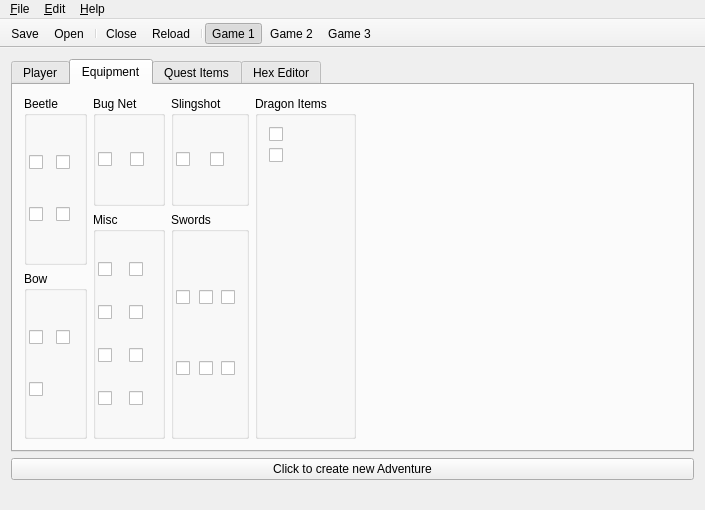
The window that save editor/SS_SaveEditor/forms/mainwindow.ui (Antidote/skyward-sword-save-editor) describes before a commit, drawn with Qt 5.
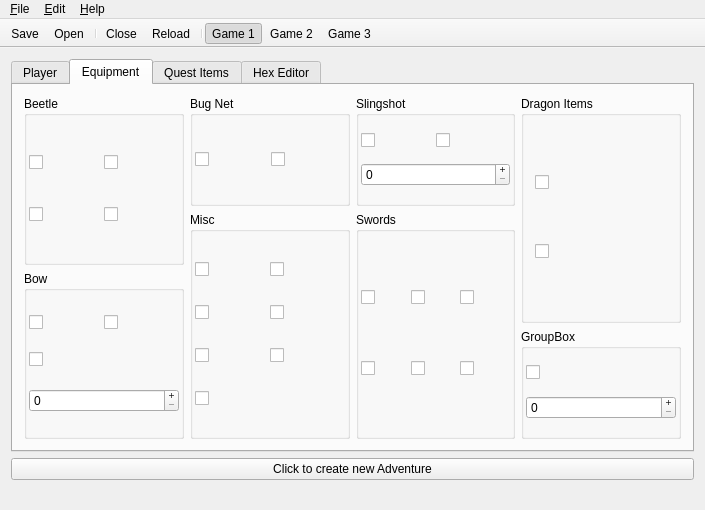
The same window after the commit. The open tabs and pages were chosen to show the change. Icons and pictures are not drawn.

```diff
--- a/save editor/SS_SaveEditor/forms/mainwindow.ui
+++ b/save editor/SS_SaveEditor/forms/mainwindow.ui
@@ -39,7 +39,7 @@
        <enum>QTabWidget::Rounded</enum>
       </property>
       <property name="currentIndex">
-       <number>1</number>
+       <number>2</number>
       </property>
       <widget class="QWidget" name="playerTab">
        <attribute name="title">
@@ -752,7 +752,7 @@
        <attribute name="title">
         <string>Equipment</string>
        </attribute>
-       <layout class="QGridLayout" name="gridLayout_9">
+       <layout class="QGridLayout" name="gridLayout_16">
         <item row="0" column="0" rowspan="3">
          <layout class="QVBoxLayout" name="verticalLayout_4">
           <item>
@@ -931,6 +931,16 @@
                </property>
               </widget>
              </item>
+             <item row="2" column="0" colspan="2">
+              <widget class="QSpinBox" name="arrowAmmoSpinBox">
+               <property name="buttonSymbols">
+                <enum>QAbstractSpinBox::PlusMinus</enum>
+               </property>
+               <property name="maximum">
+                <number>127</number>
+               </property>
+              </widget>
+             </item>
             </layout>
            </widget>
           </item>
@@ -1055,21 +1065,55 @@
              </property>
             </widget>
            </item>
+           <item row="1" column="0" colspan="2">
+            <widget class="QSpinBox" name="seedAmmoSpinBox">
+             <property name="buttonSymbols">
+              <enum>QAbstractSpinBox::PlusMinus</enum>
+             </property>
+             <property name="maximum">
+              <number>127</number>
+             </property>
+            </widget>
+           </item>
           </layout>
          </widget>
         </item>
-        <item row="0" column="4">
-         <spacer name="horizontalSpacer">
-          <property name="orientation">
-           <enum>Qt::Horizontal</enum>
+        <item row="0" column="3" rowspan="2">
+         <widget class="QGroupBox" name="groupBox_5">
+          <property name="title">
+           <string>Dragon Items</string>
           </property>
-          <property name="sizeHint" stdset="0">
-           <size>
-            <width>40</width>
-            <height>20</height>
-           </size>
-          </property>
-         </spacer>
+          <layout class="QGridLayout" name="gridLayout_15">
+           <item row="1" column="0">
+            <widget class="QCheckBox" name="fireEaringsChkBox">
+             <property name="icon">
+              <iconset resource="../resources/resources.qrc">
+               <normaloff>:/Equipment/FireShieldEarings</normaloff>:/Equipment/FireShieldEarings</iconset>
+             </property>
+             <property name="iconSize">
+              <size>
+               <width>48</width>
+               <height>48</height>
+              </size>
+             </property>
+            </widget>
+           </item>
+           <item row="0" column="0">
+            <widget class="QCheckBox" name="dragonScaleChkBox">
+             <property name="icon">
+              <iconset resource="../resources/resources.qrc">
+               <normaloff>:/Equipment/WaterDragonScale</normaloff>:/Equipment/WaterDragonScale</iconset>
+             </property>
+             <property name="iconSize">
+              <size>
+               <width>48</width>
+               <height>48</height>
+              </size>
+             </property>
+            </widget>
+           </item>
+          </layout>
+         </widget>
         </item>
         <item row="1" column="1" rowspan="2">
          <widget class="QGroupBox" name="miscGrpBox">
@@ -1083,6 +1127,49 @@
            <property name="spacing">
             <number>0</number>
            </property>
+           <item row="1" column="1">
+            <widget class="QCheckBox" name="clawShotChkBox">
+             <property name="toolTip">
+              <string>Clawshot</string>
+             </property>
+             <property name="statusTip">
+              <string>Clawshot</string>
+             </property>
+             <property name="text">
+              <string/>
+             </property>
+             <property name="icon">
+              <iconset resource="../resources/resources.qrc">
+               <normaloff>:/Weapons/DoubleClawshot</normaloff>:/Weapons/DoubleClawshot</iconset>
+             </property>
+             <property name="iconSize">
+              <size>
+               <width>48</width>
+               <height>48</height>
+              </size>
+             </property>
+            </widget>
+           </item>
+           <item row="6" column="1">
+            <widget class="QCheckBox" name="sailClothChkBox">
+             <property name="toolTip">
+              <string>Sail Cloth</string>
+             </property>
+             <property name="statusTip">
+              <string>Sail Cloth</string>
+             </property>
+             <property name="icon">
+              <iconset resource="../resources/resources.qrc">
+               <normaloff>:/Equipment/SailCloth</normaloff>:/Equipment/SailCloth</iconset>
+             </property>
+             <property name="iconSize">
+              <size>
+               <width>48</width>
+               <height>48</height>
+              </size>
+             </property>
+            </widget>
+           </item>
            <item row="0" column="1">
             <widget class="QCheckBox" name="harpChkBox">
              <property name="toolTip">
@@ -1106,30 +1193,7 @@
              </property>
             </widget>
            </item>
-           <item row="6" column="0">
-            <widget class="QCheckBox" name="whipChkBox">
-             <property name="toolTip">
-              <string>Whip</string>
-             </property>
-             <property name="statusTip">
-              <string>Whip</string>
-             </property>
-             <property name="text">
-              <string/>
-             </property>
-             <property name="icon">
-              <iconset resource="../resources/resources.qrc">
-               <normaloff>:/Weapons/Whip</normaloff>:/Weapons/Whip</iconset>
-             </property>
-             <property name="iconSize">
-              <size>
-               <width>48</width>
-               <height>48</height>
-              </size>
-             </property>
-            </widget>
-           </item>
-           <item row="1" column="0">
+           <item row="0" column="0">
             <widget class="QCheckBox" name="gustBellowsChkBox">
              <property name="toolTip">
               <string>Gust Bellows</string>
@@ -1152,20 +1216,20 @@
              </property>
             </widget>
            </item>
-           <item row="1" column="1">
-            <widget class="QCheckBox" name="clawShotChkBox">
+           <item row="1" column="0">
+            <widget class="QCheckBox" name="whipChkBox">
              <property name="toolTip">
-              <string>Clawshot</string>
+              <string>Whip</string>
              </property>
              <property name="statusTip">
-              <string>Clawshot</string>
+              <string>Whip</string>
              </property>
              <property name="text">
               <string/>
              </property>
              <property name="icon">
               <iconset resource="../resources/resources.qrc">
-               <normaloff>:/Weapons/DoubleClawshot</normaloff>:/Weapons/DoubleClawshot</iconset>
+               <normaloff>:/Weapons/Whip</normaloff>:/Weapons/Whip</iconset>
              </property>
              <property name="iconSize">
               <size>
@@ -1175,7 +1239,7 @@
              </property>
             </widget>
            </item>
-           <item row="7" column="0">
+           <item row="6" column="0">
             <widget class="QCheckBox" name="diggingMittsChkBox">
              <property name="toolTip">
               <string>Digging Mitts</string>
@@ -1195,27 +1259,7 @@
              </property>
             </widget>
            </item>
-           <item row="6" column="1">
-            <widget class="QCheckBox" name="sailClothChkBox">
-             <property name="toolTip">
-              <string>Sail Cloth</string>
-             </property>
-             <property name="statusTip">
-              <string>Sail Cloth</string>
-             </property>
-             <property name="icon">
-              <iconset resource="../resources/resources.qrc">
-               <normaloff>:/Equipment/SailCloth</normaloff>:/Equipment/SailCloth</iconset>
-             </property>
-             <property name="iconSize">
-              <size>
-               <width>48</width>
-               <height>48</height>
-              </size>
-             </property>
-            </widget>
-           </item>
-           <item row="7" column="1">
+           <item row="7" column="0">
             <widget class="QCheckBox" name="moleMittsChkBox">
              <property name="toolTip">
               <string>Mole Mitts</string>
@@ -1235,29 +1279,6 @@
              </property>
             </widget>
            </item>
-           <item row="0" column="0">
-            <widget class="QCheckBox" name="bombChkBox">
-             <property name="toolTip">
-              <string>Bombs</string>
-             </property>
-             <property name="statusTip">
-              <string>Bombs</string>
-             </property>
-             <property name="text">
-              <string/>
-             </property>
-             <property name="icon">
-              <iconset resource="../resources/resources.qrc">
-               <normaloff>:/Weapons/Bomb</normaloff>:/Weapons/Bomb</iconset>
-             </property>
-             <property name="iconSize">
-              <size>
-               <width>48</width>
-               <height>48</height>
-              </size>
-             </property>
-            </widget>
-           </item>
           </layout>
          </widget>
         </item>
@@ -1408,31 +1429,32 @@
           </layout>
          </widget>
         </item>
-        <item row="0" column="3" rowspan="3">
-         <widget class="QGroupBox" name="groupBox_5">
+        <item row="2" column="3">
+         <widget class="QGroupBox" name="groupBox_6">
           <property name="title">
-           <string>Dragon Items</string>
+           <string>GroupBox</string>
           </property>
-          <layout class="QGridLayout" name="gridLayout_15">
-           <item row="1" column="0">
-            <widget class="QCheckBox" name="fireEaringsChkBox">
-             <property name="icon">
-              <iconset resource="../resources/resources.qrc">
-               <normaloff>:/Equipment/FireShieldEarings</normaloff>:/Equipment/FireShieldEarings</iconset>
-             </property>
-             <property name="iconSize">
-              <size>
-               <width>48</width>
-               <height>48</height>
-              </size>
-             </property>
-            </widget>
-           </item>
+          <layout class="QGridLayout" name="gridLayout_9">
+           <property name="margin">
+            <number>2</number>
+           </property>
+           <property name="spacing">
+            <number>2</number>
+           </property>
            <item row="0" column="0">
-            <widget class="QCheckBox" name="dragonScaleChkBox">
+            <widget class="QCheckBox" name="bombChkBox">
+             <property name="toolTip">
+              <string>Bombs</string>
+             </property>
+             <property name="statusTip">
+              <string>Bombs</string>
+             </property>
+             <property name="text">
+              <string/>
+             </property>
              <property name="icon">
               <iconset resource="../resources/resources.qrc">
-               <normaloff>:/Equipment/WaterDragonScale</normaloff>:/Equipment/WaterDragonScale</iconset>
+               <normaloff>:/Weapons/Bomb</normaloff>:/Weapons/Bomb</iconset>
              </property>
              <property name="iconSize">
               <size>
@@ -1442,18 +1464,15 @@
              </property>
             </widget>
            </item>
-           <item row="2" column="0">
-            <spacer name="verticalSpacer">
-             <property name="orientation">
-              <enum>Qt::Vertical</enum>
+           <item row="1" column="0">
+            <widget class="QSpinBox" name="bombAmmoSpinBox">
+             <property name="buttonSymbols">
+              <enum>QAbstractSpinBox::PlusMinus</enum>
              </property>
-             <property name="sizeHint" stdset="0">
-              <size>
-               <width>20</width>
-               <height>40</height>
-              </size>
+             <property name="maximum">
+              <number>127</number>
              </property>
-            </spacer>
+            </widget>
            </item>
           </layout>
          </widget>
@@ -2020,22 +2039,15 @@
         <item row="1" column="1">
          <layout class="QVBoxLayout" name="verticalLayout_5">
           <item>
-           <widget class="QCheckBox" name="gratitudeCrystalChkBox">
-            <property name="toolTip">
-             <string>Gratitude Crystal</string>
+           <widget class="QLabel" name="label_3">
+            <property name="pixmap">
+             <pixmap resource="../resources/resources.qrc">:/QuestItems/GratitudeCrystal</pixmap>
             </property>
-            <property name="statusTip">
-             <string>Gratitude Crystal</string>
+            <property name="scaledContents">
+             <bool>false</bool>
             </property>
-            <property name="icon">
-             <iconset resource="../resources/resources.qrc">
-              <normaloff>:/QuestItems/GratitudeCrystal</normaloff>:/QuestItems/GratitudeCrystal</iconset>
-            </property>
-            <property name="iconSize">
-             <size>
-              <width>48</width>
-              <height>48</height>
-             </size>
+            <property name="alignment">
+             <set>Qt::AlignCenter</set>
             </property>
            </widget>
           </item>
@@ -2045,7 +2057,7 @@
              <enum>QAbstractSpinBox::PlusMinus</enum>
             </property>
             <property name="maximum">
-             <number>127</number>
+             <number>255</number>
             </property>
            </widget>
           </item>
```
Left out of the diff: 6 changed lines with no effect on the pictures.
